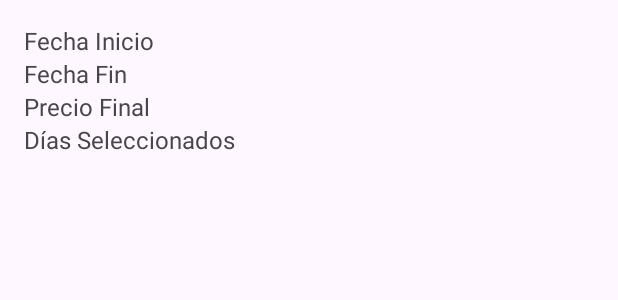
After one commit to erikfacundo/parcial-1-am-acn4a-flor-facundo-erik, an Android app: the layout item_alquiler.xml on its own in the app's theme, with its tools: preview values and no code run, on a phone screen of 412 x 824 dp. The commit adds this screen. Shown: the top 300 px of the screen. Run offline under Robolectric (Android 15) with nearby library versions, the phone set to English and light mode, and no system bars.

Commit message:
Base de datos de Firebase integrada. Falta mostrar alquiler de usuarios.

```diff
--- a/app/build.gradle.kts
+++ b/app/build.gradle.kts
@@ -46,4 +46,5 @@ dependencies {
     implementation(platform("com.google.firebase:firebase-bom:33.6.0"))
     implementation("com.google.firebase:firebase-auth")
     implementation("com.google.firebase:firebase-database")
+    implementation("com.google.firebase:firebase-firestore") // Agregar Firestore
 }
--- a/app/src/main/java/com/example/androiddavinci/Alquiler.java
+++ b/app/src/main/java/com/example/androiddavinci/Alquiler.java
@@ -6,11 +6,9 @@ public class Alquiler {
     private String precioFinal;
     private int diasSeleccionados;
 
-    // Constructor vacío requerido para Firebase
     public Alquiler() {
     }
 
-    // Constructor con parámetros
     public Alquiler(String fechaInicio, String fechaFin, String precioFinal, int diasSeleccionados) {
         this.fechaInicio = fechaInicio;
         this.fechaFin = fechaFin;
@@ -18,7 +16,6 @@ public class Alquiler {
         this.diasSeleccionados = diasSeleccionados;
     }
 
-    // Getters y setters
     public String getFechaInicio() {
         return fechaInicio;
     }
--- a/app/src/main/java/com/example/androiddavinci/RegisterActivity.java
+++ b/app/src/main/java/com/example/androiddavinci/RegisterActivity.java
@@ -25,17 +25,14 @@ public class RegisterActivity extends AppCompatActivity {
         super.onCreate(savedInstanceState);
         setContentView(R.layout.activity_register);
 
-        // Inicializar FirebaseAuth
         mAuth = FirebaseAuth.getInstance();
 
-        // Inicializar vistas
         emailField = findViewById(R.id.emailField);
         passwordField = findViewById(R.id.passwordField);
         progressBar = findViewById(R.id.progressBar);
         Button registerButton = findViewById(R.id.registerButton);
         Button backButton = findViewById(R.id.backButton);
 
-        // Botón para registrarse
         registerButton.setOnClickListener(new View.OnClickListener() {
             @Override
             public void onClick(View view) {
@@ -43,7 +40,6 @@ public class RegisterActivity extends AppCompatActivity {
             }
         });
 
-        // Botón para volver a la pantalla de inicio de sesión
         backButton.setOnClickListener(new View.OnClickListener() {
             @Override
             public void onClick(View view) {
--- /dev/null
+++ b/app/src/main/res/layout/item_alquiler.xml
@@ -0,0 +1,35 @@
+<?xml version="1.0" encoding="utf-8"?>
+<LinearLayout xmlns:android="http://schemas.android.com/apk/res/android"
+    android:layout_width="match_parent"
+    android:layout_height="wrap_content"
+    android:orientation="vertical"
+    android:padding="16dp">
+
+    <TextView
+        android:id="@+id/fecha_inicio"
+        android:layout_width="wrap_content"
+        android:layout_height="wrap_content"
+        android:text="Fecha Inicio"
+        android:textSize="16sp" />
+
+    <TextView
+        android:id="@+id/fecha_fin"
+        android:layout_width="wrap_content"
+        android:layout_height="wrap_content"
+        android:text="Fecha Fin"
+        android:textSize="16sp" />
+
+    <TextView
+        android:id="@+id/precio_final"
+        android:layout_width="wrap_content"
+        android:layout_height="wrap_content"
+        android:text="Precio Final"
+        android:textSize="16sp" />
+
+    <TextView
+        android:id="@+id/dias_seleccionados"
+        android:layout_width="wrap_content"
+        android:layout_height="wrap_content"
+        android:text="Días Seleccionados"
+        android:textSize="16sp" />
+</LinearLayout>
```
Also changed, not shown: app/src/main/AndroidManifest.xml (+14 -11 lines), app/src/main/java/AlquilerToken.java (added, +48 -0 lines), app/src/main/java/com/example/androiddavinci/DetallesVehiculoActivity.java (+1 -25 lines), app/src/main/java/com/example/androiddavinci/LoginActivity.java (+0 -7 lines), app/src/main/java/com/example/androiddavinci/MainActivity.java (+5 -25 lines), app/src/main/java/com/example/androiddavinci/UsuarioActivity.java (added, +85 -0 lines), app/src/main/res/layout/activity_main.xml (+8 -4 lines), app/src/main/res/layout/activity_usuario.xml (added, +37 -0 lines), app/src/main/res/drawable/user.png (added).
